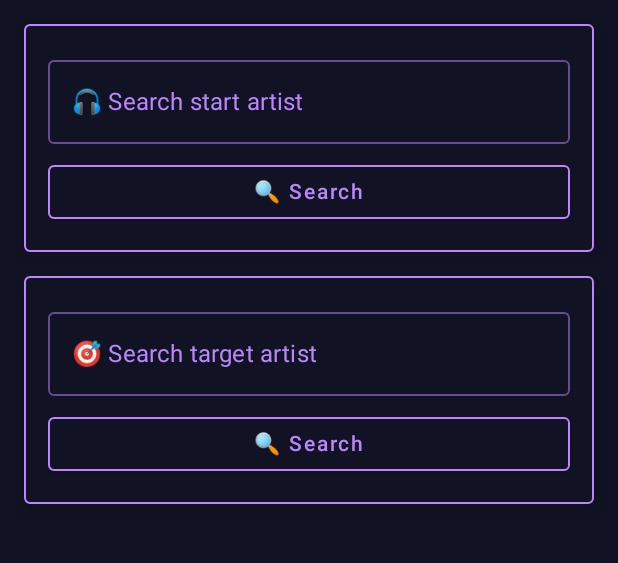
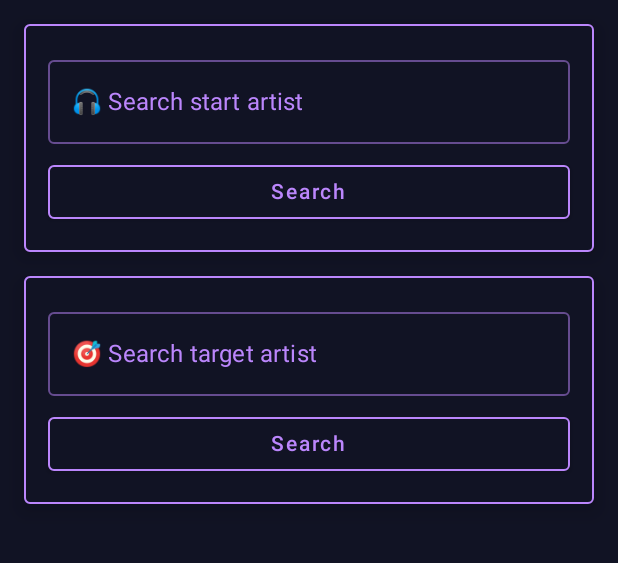
Before and after one commit to 4444est/genre-chain, an Android app built with Jetpack Compose: the screen it shows after launch (MainActivity), on a phone screen of 412 x 824 dp, the part 84-647 px from its top. Run offline under Robolectric (Android 15) with nearby library versions, the phone set to English and light mode, and no system bars.

Commit message:
Adding some UI changes to Start screen and Game Screen.

```diff
--- a/app/src/main/java/com/example/genrechain/ui/screens/GameScreen.kt
+++ b/app/src/main/java/com/example/genrechain/ui/screens/GameScreen.kt
@@ -119,7 +119,7 @@ fun GameScreen(
             OutlinedTextField(
                 value = guessQuery,
                 onValueChange = { guessQuery = it },
-                label = { Text("🔍 Search next artist", color = PurpleText) },
+                label = { Text("Search next artist", color = PurpleText) },
                 modifier = Modifier.fillMaxWidth(),
                 textStyle = LocalTextStyle.current.copy(color = PurpleText),
                 colors = TextFieldDefaults.outlinedTextFieldColors(
@@ -140,7 +140,7 @@ fun GameScreen(
                 colors = ButtonDefaults.buttonColors(backgroundColor = MaterialTheme.colors.background),
                 border = BorderStroke(1.dp, MaterialTheme.colors.onSurface)
             ) {
-                Text("🔍 Search Guess", color = PurpleText)
+                Text(" Search Guess", color = PurpleText)
             }
 
             if (listVisible && results.isNotEmpty()) {
--- a/app/src/main/java/com/example/genrechain/ui/screens/StartScreen.kt
+++ b/app/src/main/java/com/example/genrechain/ui/screens/StartScreen.kt
@@ -1,3 +1,5 @@
+// Removed only the "🔍" emoji from Search buttons
+
 package com.example.genrechain.ui.screens
 
 import androidx.compose.foundation.BorderStroke
@@ -11,7 +13,6 @@ import androidx.compose.material.icons.outlined.Delete
 import androidx.compose.runtime.*
 import androidx.compose.ui.Alignment
 import androidx.compose.ui.Modifier
-//import androidx.compose.ui.graphics.Color
 import androidx.compose.ui.text.font.FontWeight
 import androidx.compose.ui.text.style.TextAlign
 import androidx.compose.ui.unit.dp
@@ -223,7 +224,7 @@ private fun SearchCard(
                     ),
                     border = BorderStroke(1.dp, MaterialTheme.colors.onSurface)
                 ) {
-                    Text("🔍 Search", color = PurpleText)
+                    Text("Search", color = PurpleText)
                 }
 
                 if (visible && results.isNotEmpty()) {
```
